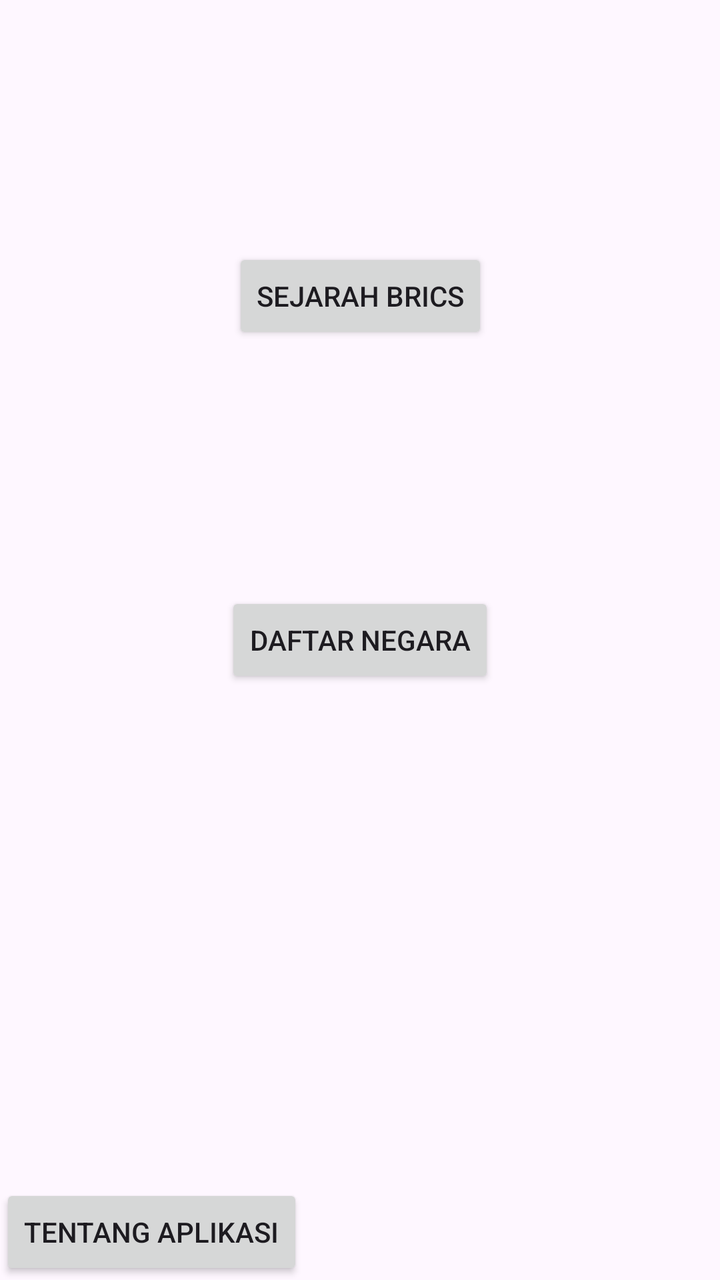
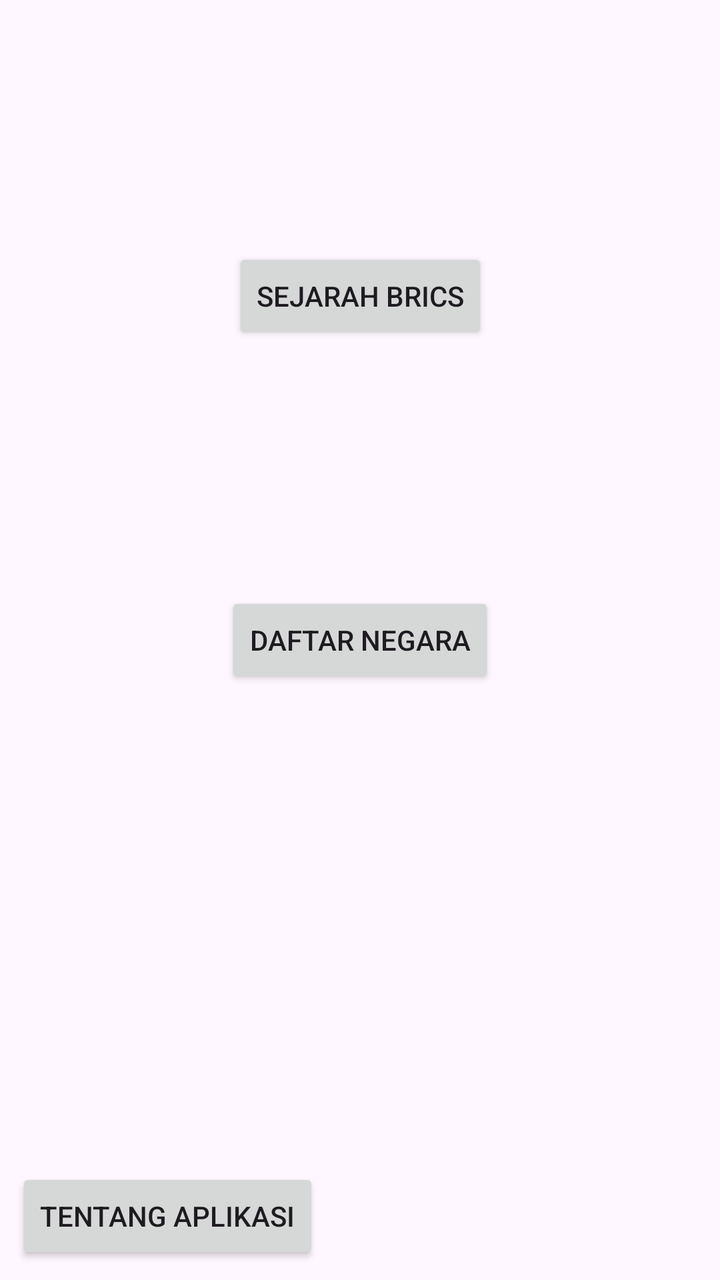

Compare the two renders of this Android layout. The source of the first and the diff that turns it into the second are given below.
<!-- AndroidManifest.xml: application theme Theme.InformasiBRICS -->
<!-- res/layout/activity_main.xml -->
<?xml version="1.0" encoding="utf-8"?>
<androidx.constraintlayout.widget.ConstraintLayout xmlns:android="http://schemas.android.com/apk/res/android"
    xmlns:app="http://schemas.android.com/apk/res-auto"
    xmlns:tools="http://schemas.android.com/tools"
    android:id="@+id/main"
    android:layout_width="match_parent"
    android:layout_height="match_parent"
    tools:context=".MainActivity">

    <Button
        android:layout_width="wrap_content"
        android:layout_height="wrap_content"
        android:text="@string/str_btnSejarahBrics"
        android:id="@+id/btnSejarahBrics"
        app:layout_constraintTop_toTopOf="parent"
        app:layout_constraintEnd_toEndOf="parent"
        app:layout_constraintBottom_toTopOf="@id/btnDaftarNegara"
        app:layout_constraintStart_toStartOf="parent"
        />

    <Button
        android:layout_width="wrap_content"
        android:layout_height="wrap_content"
        android:text="@string/str_btnDaftarNegara"
        android:id="@+id/btnDaftarNegara"
        app:layout_constraintTop_toTopOf="parent"
        app:layout_constraintEnd_toEndOf="parent"
        app:layout_constraintBottom_toBottomOf="parent"
        app:layout_constraintStart_toStartOf="parent"/>

    <Button
        android:layout_width="wrap_content"
        android:layout_height="wrap_content"
        android:text="@string/str_btnTentang"
        android:id="@+id/btnTentang"
        app:layout_constraintBottom_toBottomOf="parent"
        app:layout_constraintStart_toStartOf="parent"/>

</androidx.constraintlayout.widget.ConstraintLayout>
<!-- resources referenced by this layout -->
<resources>
  <string name="str_btnDaftarNegara">Daftar Negara</string>
  <string name="str_btnSejarahBrics">Sejarah BRICS</string>
  <string name="str_btnTentang">Tentang Aplikasi</string>
  <style name="Theme.InformasiBRICS" parent="Base.Theme.InformasiBRICS" />
  <style name="Base.Theme.InformasiBRICS" parent="Theme.Material3.DayNight.NoActionBar">
          
          
      </style>
</resources>

<!-- the commit's change to res/layout/activity_main.xml (unified diff, before → after) -->
@@ -34,6 +34,8 @@
         android:text="@string/str_btnTentang"
         android:id="@+id/btnTentang"
         app:layout_constraintBottom_toBottomOf="parent"
-        app:layout_constraintStart_toStartOf="parent"/>
+        app:layout_constraintStart_toStartOf="parent"
+        android:layout_marginStart="8dp"
+        android:layout_marginBottom="8dp"/>
 
 </androidx.constraintlayout.widget.ConstraintLayout>
